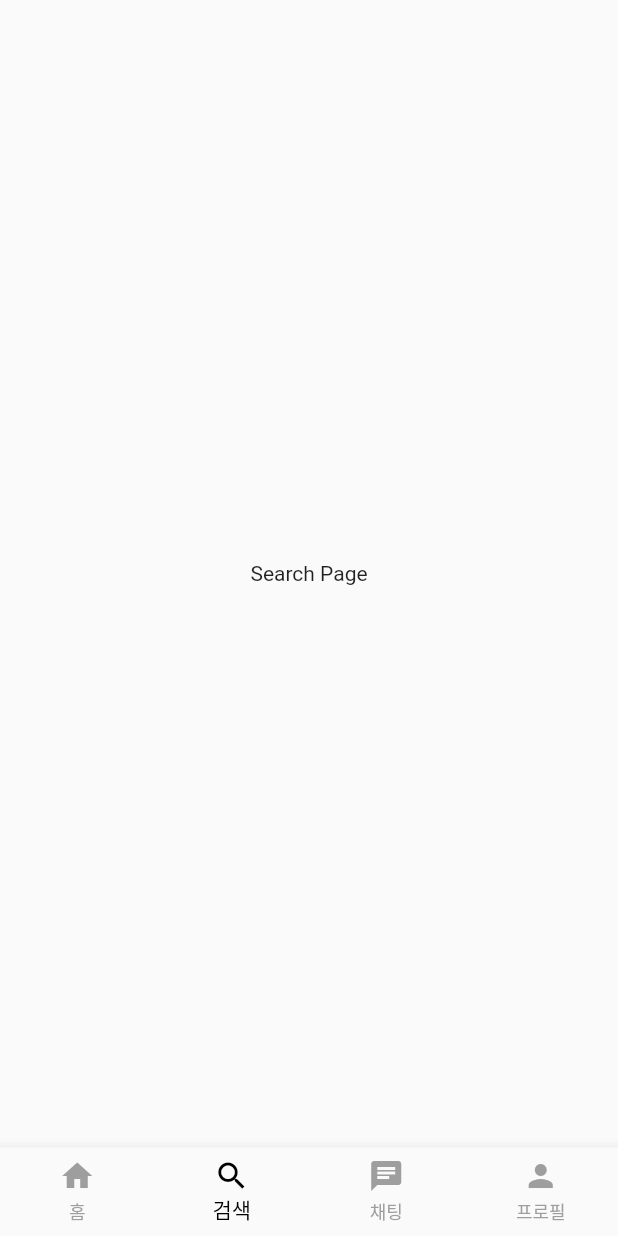
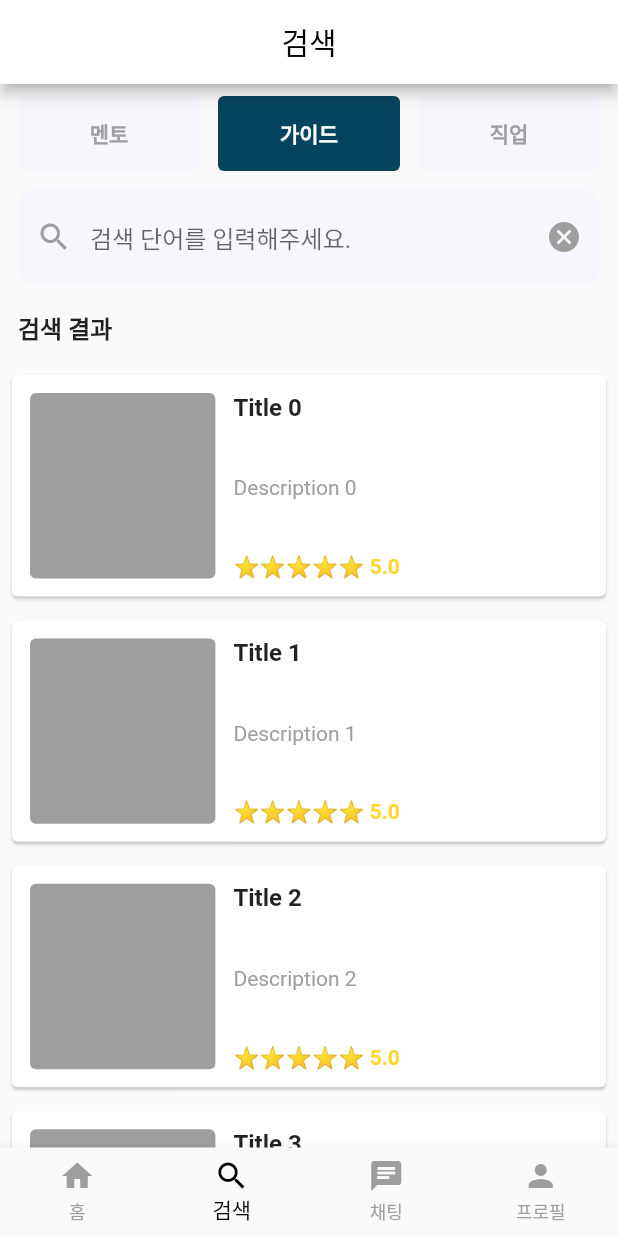
Before and after one commit to 5ydwg/Semomen, a Flutter app: the screen it shows after launch, item 2 of the bottom bar chosen, on a phone screen of 412 x 824 dp. Run offline on Flutter 3.47's test engine with Material 2 defaults, Android fonts, the phone set to English and light mode, and no system bars.

Commit message:
Add search page ui

```diff
--- a/semomen/lib/pages/search/search_page.dart
+++ b/semomen/lib/pages/search/search_page.dart
@@ -1,4 +1,5 @@
 import 'package:flutter/material.dart';
+import 'package:flutter/services.dart';
 
 class SearchPage extends StatefulWidget {
   @override
@@ -6,10 +7,151 @@ class SearchPage extends StatefulWidget {
 }
 
 class _SearchPageState extends State<SearchPage> {
+  TextEditingController _searchTextController = TextEditingController();
+
+  @override
+  void initState() {
+    super.initState();
+  }
+
+  @override
+  void dispose() {
+    _searchTextController.dispose();
+    super.dispose();
+  }
+
   @override
   Widget build(BuildContext context) {
-    return Center(
-      child: Text('Search Page'),
+    SystemChrome.setPreferredOrientations([DeviceOrientation.portraitUp]);  // 세로 방향 고정
+    Size size = MediaQuery.of(context).size;
+    return Scaffold(
+      appBar: AppBar(
+        backgroundColor: Colors.white,
+        centerTitle: true,
+        title: const Text('검색', style: TextStyle(color: Colors.black),),
+      ),
+      body: Column(
+        crossAxisAlignment: CrossAxisAlignment.start,
+        children: [
+          _searchTypeIndicator(size),
+          _searchField(size),
+          Padding(
+            padding: const EdgeInsets.all(12.0),
+            child: Text('검색 결과', style: TextStyle(fontSize:16.0,fontWeight: FontWeight.bold),),
+          ),
+          _searchResult(size),
+        ],
+      ),
+    );
+  }
+
+  Widget _searchTypeIndicator(Size size) {
+    return Padding(
+      padding: const EdgeInsets.symmetric(horizontal: 12.0, vertical: 8.0),
+      child: Row(
+        mainAxisAlignment: MainAxisAlignment.spaceBetween,
+        children: [
+          Container(
+            alignment: Alignment.center,
+            height: 50.0,
+            width: (size.width-48.0)/3,
+            decoration: BoxDecoration(
+              color: Color(0xfff6f6fd),
+              borderRadius: BorderRadius.circular(4.0),
+            ),
+            child: Text('멘토', style: TextStyle(color: Colors.grey, fontWeight: FontWeight.bold),),
+          ),
+          Container(
+            alignment: Alignment.center,
+            height: 50.0,
+            width: (size.width-48.0)/3,
+            decoration: BoxDecoration(
+              color: Color(0xff05445e),
+              borderRadius: BorderRadius.circular(4.0),
+            ),
+            child: Text('가이드', style: TextStyle(color: Colors.white, fontWeight: FontWeight.bold),),
+          ),
+          Container(
+            alignment: Alignment.center,
+            height: 50.0,
+            width: (size.width-48.0)/3,
+            decoration: BoxDecoration(
+              color: Color(0xfff6f6fd),
+              borderRadius: BorderRadius.circular(4.0),
+            ),
+            child: Text('직업', style: TextStyle(color: Colors.grey, fontWeight: FontWeight.bold),),
+          ),
+        ],),
+    );
+  }
+  Widget _searchField(Size size) {
+    return Padding(
+      padding: const EdgeInsets.symmetric(horizontal: 12.0, vertical: 4.0),
+      child: TextField(
+        controller: _searchTextController,
+        cursorColor: Colors.black,
+        decoration: InputDecoration(
+          prefixIcon: Icon(Icons.search, color: Colors.grey,),
+          suffixIcon: IconButton(
+            splashRadius: 1.0,
+            onPressed: () {
+              _searchTextController.clear();
+            },
+            icon: Icon(Icons.cancel, color: Colors.grey,),
+          ),
+          hintText: '검색 단어를 입력해주세요.',
+          filled: true,
+          fillColor: Color(0xfff6f6fd),
+          border: OutlineInputBorder(
+            borderSide: BorderSide.none,
+            borderRadius: BorderRadius.circular(12.0),
+          ),
+        ),
+        onChanged: (String text) {
+          debugPrint(text);
+        },
+        onSubmitted: (String text) {
+          debugPrint("on submitted: "+text);
+        },
+
+      ),
+    );
+  }
+  Widget _searchResult(Size size) {
+    return Expanded(
+      child: ListView.builder(
+          itemCount: 40,
+          itemBuilder: (context, index) => Padding(
+            padding: const EdgeInsets.all(4.0),
+            child: Card(
+              child: IntrinsicHeight(
+                child: Padding(
+                  padding: const EdgeInsets.all(12.0),
+                  child: Row(
+                    children: [
+                      Container(
+                        width: size.width * 0.3,
+                        height: size.width * 0.3,
+                        decoration: BoxDecoration(
+                          color: Colors.grey,
+                          borderRadius: BorderRadius.circular(4.0),
+                        ),
+                      ),
+                      SizedBox(width: 12.0,),
+                      Column(
+                        mainAxisAlignment: MainAxisAlignment.spaceBetween,
+                        crossAxisAlignment: CrossAxisAlignment.start,
+                        children: [
+                          Text('Title $index', style: TextStyle(fontSize: 16.0, fontWeight: FontWeight.bold),),
+                          Text('Description $index', style: TextStyle(color: Colors.grey),),
+                          Text('⭐⭐⭐⭐⭐ 5.0', style: TextStyle(color: Colors.yellow[600], fontWeight: FontWeight.bold),),
+                        ],),
+                    ],
+                  ),
+                ),
+              ),
+            ),
+          )),
     );
   }
 }
```
